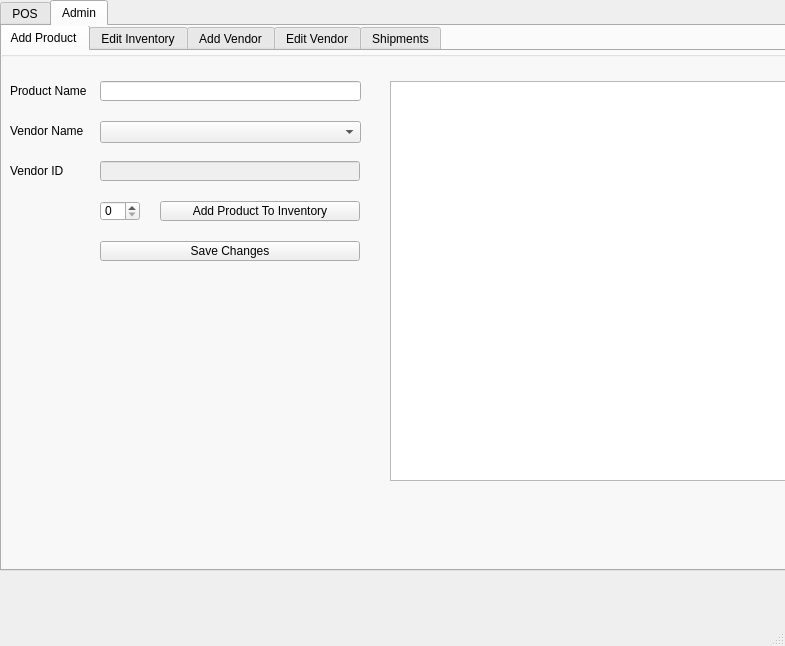
Qt form videoGameStore.ui (CherishedZero/TermProject) before a commit.
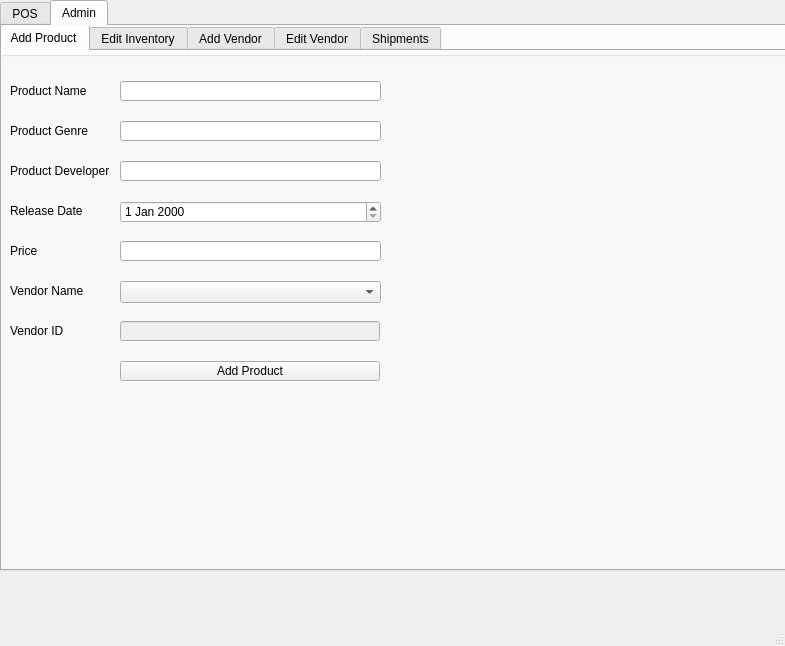
The same form after that commit.

Commit message: Added product attributes and removed table, date input is a QDateEdit object

```diff
--- a/videoGameStore.ui
+++ b/videoGameStore.ui
@@ -731,7 +731,7 @@
          <property name="geometry">
           <rect>
            <x>10</x>
-           <y>70</y>
+           <y>230</y>
            <width>81</width>
            <height>20</height>
           </rect>
@@ -746,8 +746,8 @@
          </property>
          <property name="geometry">
           <rect>
-           <x>100</x>
-           <y>110</y>
+           <x>120</x>
+           <y>270</y>
            <width>260</width>
            <height>20</height>
           </rect>
@@ -760,7 +760,7 @@
          <property name="geometry">
           <rect>
            <x>10</x>
-           <y>110</y>
+           <y>270</y>
            <width>60</width>
            <height>20</height>
           </rect>
@@ -769,58 +769,25 @@
           <string>Vendor ID</string>
          </property>
         </widget>
-        <widget class="QPushButton" name="saveChangesButtonAddProductTab">
-         <property name="geometry">
-          <rect>
-           <x>100</x>
-           <y>190</y>
-           <width>260</width>
-           <height>20</height>
-          </rect>
-         </property>
-         <property name="text">
-          <string>Save Changes</string>
-         </property>
-        </widget>
-        <widget class="QSpinBox" name="productNumberSpinBoxAddProductTab">
-         <property name="geometry">
-          <rect>
-           <x>100</x>
-           <y>150</y>
-           <width>40</width>
-           <height>20</height>
-          </rect>
-         </property>
-        </widget>
         <widget class="QPushButton" name="addProductButtonAddProductTab">
          <property name="geometry">
           <rect>
-           <x>160</x>
-           <y>150</y>
-           <width>200</width>
+           <x>120</x>
+           <y>310</y>
+           <width>260</width>
            <height>20</height>
           </rect>
          </property>
          <property name="text">
-          <string>Add Product To Inventory</string>
+          <string>Add Product</string>
          </property>
         </widget>
-        <widget class="QTableWidget" name="productListTableWidgetAddProductTab">
+        <widget class="QLabel" name="feedbackLabelAddProductTab">
          <property name="geometry">
           <rect>
-           <x>390</x>
-           <y>30</y>
-           <width>400</width>
-           <height>400</height>
-          </rect>
-         </property>
-        </widget>
-        <widget class="QLabel" name="feedbackLabelAddInventoryTab">
-         <property name="geometry">
-          <rect>
-           <x>100</x>
-           <y>240</y>
-           <width>260</width>
+           <x>120</x>
+           <y>360</y>
+           <width>261</width>
            <height>20</height>
           </rect>
          </property>
@@ -831,7 +798,7 @@
         <widget class="QLineEdit" name="productNameLineEditAddProductTab">
          <property name="geometry">
           <rect>
-           <x>100</x>
+           <x>120</x>
            <y>30</y>
            <width>261</width>
            <height>20</height>
@@ -841,8 +808,103 @@
         <widget class="QComboBox" name="vendorNameComboBoxAddProductTab">
          <property name="geometry">
           <rect>
-           <x>100</x>
+           <x>120</x>
+           <y>230</y>
+           <width>261</width>
+           <height>22</height>
+          </rect>
+         </property>
+        </widget>
+        <widget class="QLabel" name="label_22">
+         <property name="geometry">
+          <rect>
+           <x>10</x>
            <y>70</y>
+           <width>81</width>
+           <height>20</height>
+          </rect>
+         </property>
+         <property name="text">
+          <string>Product Genre</string>
+         </property>
+        </widget>
+        <widget class="QLabel" name="label_23">
+         <property name="geometry">
+          <rect>
+           <x>10</x>
+           <y>110</y>
+           <width>101</width>
+           <height>20</height>
+          </rect>
+         </property>
+         <property name="text">
+          <string>Product Developer</string>
+         </property>
+        </widget>
+        <widget class="QLabel" name="label_24">
+         <property name="geometry">
+          <rect>
+           <x>10</x>
+           <y>150</y>
+           <width>101</width>
+           <height>20</height>
+          </rect>
+         </property>
+         <property name="text">
+          <string>Release Date</string>
+         </property>
+        </widget>
+        <widget class="QLabel" name="label_25">
+         <property name="geometry">
+          <rect>
+           <x>10</x>
+           <y>190</y>
+           <width>101</width>
+           <height>20</height>
+          </rect>
+         </property>
+         <property name="text">
+          <string>Price</string>
+         </property>
+        </widget>
+        <widget class="QLineEdit" name="productGenreLineEditAddProductTab">
+         <property name="geometry">
+          <rect>
+           <x>120</x>
+           <y>70</y>
+           <width>261</width>
+           <height>20</height>
+          </rect>
+         </property>
+        </widget>
+        <widget class="QLineEdit" name="productDeveloperLineEditAddProductTab">
+         <property name="geometry">
+          <rect>
+           <x>120</x>
+           <y>110</y>
+           <width>261</width>
+           <height>20</height>
+          </rect>
+         </property>
+        </widget>
+        <widget class="QLineEdit" name="productPriceLineEditAddProductTab">
+         <property name="geometry">
+          <rect>
+           <x>120</x>
+           <y>190</y>
+           <width>261</width>
+           <height>20</height>
+          </rect>
+         </property>
+         <property name="placeholderText">
+          <string/>
+         </property>
+        </widget>
+        <widget class="QDateEdit" name="productReleaseDateAddProductTab">
+         <property name="geometry">
+          <rect>
+           <x>120</x>
+           <y>150</y>
            <width>261</width>
            <height>22</height>
           </rect>
```
Left out of the diff: 2 changed lines with no effect on the pictures.
